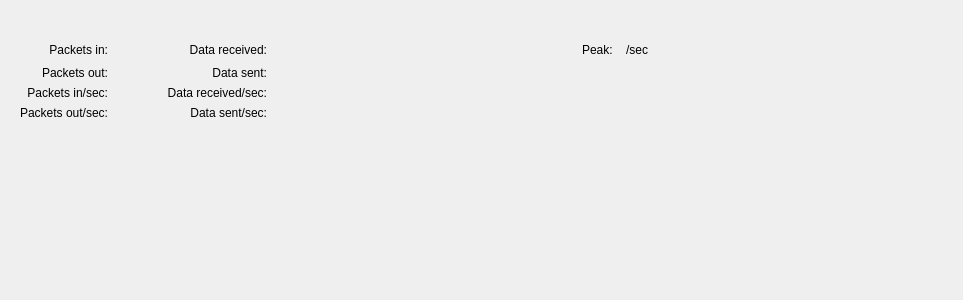
helloSystem/Utilities, file Under Construction/Activity Monitor.app/Resources/activity_monitor/ui/tab_network.ui: the form before one commit.
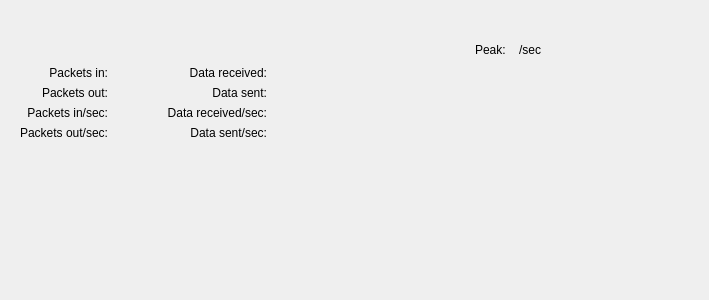
The form after the commit. Custom widgets are drawn as their Qt base class.

The edit to the form file:
```diff
--- a/Under Construction/Activity Monitor.app/Resources/activity_monitor/ui/tab_network.ui
+++ b/Under Construction/Activity Monitor.app/Resources/activity_monitor/ui/tab_network.ui
@@ -6,7 +6,7 @@
             <rect>
                 <x>0</x>
                 <y>0</y>
-                <width>963</width>
+                <width>709</width>
                 <height>300</height>
             </rect>
         </property>
@@ -61,11 +61,24 @@
                             <property name="rightMargin">
                                 <number>20</number>
                             </property>
-                            <item row="0" column="6" colspan="2">
+                            <item row="0" column="7">
                                 <layout class="QHBoxLayout" name="hobxbandwidh">
                                     <property name="spacing">
                                         <number>0</number>
                                     </property>
+                                    <item>
+                                        <spacer name="horizontalSpacer_2">
+                                            <property name="orientation">
+                                                <enum>Qt::Horizontal</enum>
+                                            </property>
+                                            <property name="sizeHint" stdset="0">
+                                                <size>
+                                                    <width>0</width>
+                                                    <height>0</height>
+                                                </size>
+                                            </property>
+                                        </spacer>
+                                    </item>
                                     <item alignment="Qt::AlignRight|Qt::AlignVCenter">
                                         <widget class="QLabel" name="label_bandwidth">
                                             <property name="text">
@@ -103,9 +116,22 @@
                                             </property>
                                         </widget>
                                     </item>
+                                    <item>
+                                        <spacer name="horizontalSpacer_3">
+                                            <property name="orientation">
+                                                <enum>Qt::Horizontal</enum>
+                                            </property>
+                                            <property name="sizeHint" stdset="0">
+                                                <size>
+                                                    <width>0</width>
+                                                    <height>0</height>
+                                                </size>
+                                            </property>
+                                        </spacer>
+                                    </item>
                                 </layout>
                             </item>
-                            <item row="0" column="1">
+                            <item row="1" column="1">
                                 <widget class="QLabel" name="label_packets_in_value">
                                     <property name="text">
                                         <string/>
@@ -115,7 +141,7 @@
                                     </property>
                                 </widget>
                             </item>
-                            <item row="3" column="0">
+                            <item row="4" column="0">
                                 <widget class="QLabel" name="label_packets_out_sec">
                                     <property name="text">
                                         <string>Packets out/sec:</string>
@@ -125,7 +151,7 @@
                                     </property>
                                 </widget>
                             </item>
-                            <item row="3" column="3">
+                            <item row="4" column="3">
                                 <widget class="QLabel" name="label_data_sent_sec">
                                     <property name="text">
                                         <string>Data sent/sec:</string>
@@ -135,7 +161,7 @@
                                     </property>
                                 </widget>
                             </item>
-                            <item row="2" column="4">
+                            <item row="3" column="4">
                                 <widget class="QLabel" name="label_data_received_sec_value">
                                     <property name="text">
                                         <string/>
@@ -145,7 +171,7 @@
                                     </property>
                                 </widget>
                             </item>
-                            <item row="0" column="0">
+                            <item row="1" column="0">
                                 <widget class="QLabel" name="label_packets_in">
                                     <property name="text">
                                         <string>Packets in:</string>
@@ -155,7 +181,7 @@
                                     </property>
                                 </widget>
                             </item>
-                            <item row="1" column="0">
+                            <item row="2" column="0">
                                 <widget class="QLabel" name="label_packets_out">
                                     <property name="text">
                                         <string>Packets out:</string>
@@ -165,7 +191,7 @@
                                     </property>
                                 </widget>
                             </item>
-                            <item row="0" column="4">
+                            <item row="1" column="4">
                                 <widget class="QLabel" name="label_data_received_value">
                                     <property name="text">
                                         <string/>
@@ -175,7 +201,7 @@
                                     </property>
                                 </widget>
                             </item>
-                            <item row="2" column="3">
+                            <item row="3" column="3">
                                 <widget class="QLabel" name="label_data_received_sec">
                                     <property name="text">
                                         <string>Data received/sec:</string>
@@ -185,7 +211,7 @@
                                     </property>
                                 </widget>
                             </item>
-                            <item row="4" column="0">
+                            <item row="5" column="0">
                                 <spacer name="verticalSpacer">
                                     <property name="orientation">
                                         <enum>Qt::Vertical</enum>
@@ -198,7 +224,7 @@
                                     </property>
                                 </spacer>
                             </item>
-                            <item row="3" column="4">
+                            <item row="4" column="4">
                                 <widget class="QLabel" name="label_data_sent_sec_value">
                                     <property name="text">
                                         <string/>
@@ -208,26 +234,10 @@
                                     </property>
                                 </widget>
                             </item>
-                            <item row="2" column="5" alignment="Qt::AlignLeft">
+                            <item row="3" column="6" alignment="Qt::AlignLeft">
                                 <widget class="ColorButton" name="color_picker_data_received_sec_value" native="true"/>
                             </item>
-                            <item row="0" column="2">
-                                <spacer name="horizontalSpacer">
-                                    <property name="orientation">
-                                        <enum>Qt::Horizontal</enum>
-                                    </property>
-                                    <property name="sizeType">
-                                        <enum>QSizePolicy::Preferred</enum>
-                                    </property>
-                                    <property name="sizeHint" stdset="0">
-                                        <size>
-                                            <width>40</width>
-                                            <height>20</height>
-                                        </size>
-                                    </property>
-                                </spacer>
-                            </item>
-                            <item row="1" column="4">
+                            <item row="2" column="4">
                                 <widget class="QLabel" name="label_data_sent_value">
                                     <property name="text">
                                         <string/>
@@ -237,7 +247,7 @@
                                     </property>
                                 </widget>
                             </item>
-                            <item row="2" column="0">
+                            <item row="3" column="0">
                                 <widget class="QLabel" name="label_packets_in_sec">
                                     <property name="text">
                                         <string>Packets in/sec:</string>
@@ -247,7 +257,7 @@
                                     </property>
                                 </widget>
                             </item>
-                            <item row="0" column="3">
+                            <item row="1" column="3">
                                 <widget class="QLabel" name="label_data_received">
                                     <property name="text">
                                         <string>Data received:</string>
@@ -257,7 +267,7 @@
                                     </property>
                                 </widget>
                             </item>
-                            <item row="1" column="3">
+                            <item row="2" column="3">
                                 <widget class="QLabel" name="label_data_sent">
                                     <property name="text">
                                         <string>Data sent:</string>
@@ -267,7 +277,7 @@
                                     </property>
                                 </widget>
                             </item>
-                            <item row="3" column="1">
+                            <item row="4" column="1">
                                 <widget class="QLabel" name="label_packets_out_sec_value">
                                     <property name="text">
                                         <string/>
@@ -277,33 +287,17 @@
                                     </property>
                                 </widget>
                             </item>
-                            <item row="0" column="5">
-                                <spacer name="horizontalSpacer_2">
-                                    <property name="orientation">
-                                        <enum>Qt::Horizontal</enum>
-                                    </property>
-                                    <property name="sizeType">
-                                        <enum>QSizePolicy::MinimumExpanding</enum>
-                                    </property>
-                                    <property name="sizeHint" stdset="0">
-                                        <size>
-                                            <width>0</width>
-                                            <height>20</height>
-                                        </size>
-                                    </property>
-                                </spacer>
-                            </item>
-                            <item row="1" column="1">
-                                <widget class="QLabel" name="label_packets_out_value">
-                                    <property name="text">
-                                        <string/>
-                                    </property>
-                                    <property name="alignment">
-                                        <set>Qt::AlignRight|Qt::AlignTrailing|Qt::AlignVCenter</set>
-                                    </property>
-                                </widget>
-                            </item>
                             <item row="2" column="1">
+                                <widget class="QLabel" name="label_packets_out_value">
+                                    <property name="text">
+                                        <string/>
+                                    </property>
+                                    <property name="alignment">
+                                        <set>Qt::AlignRight|Qt::AlignTrailing|Qt::AlignVCenter</set>
+                                    </property>
+                                </widget>
+                            </item>
+                            <item row="3" column="1">
                                 <widget class="QLabel" name="label_packets_in_sec_value">
                                     <property name="text">
                                         <string/>
@@ -313,14 +307,17 @@
                                     </property>
                                 </widget>
                             </item>
-                            <item row="3" column="5" alignment="Qt::AlignLeft">
+                            <item row="4" column="6" alignment="Qt::AlignLeft">
                                 <widget class="ColorButton" name="color_picker_data_sent_sec_value" native="true"/>
                             </item>
-                            <item row="0" column="8">
-                                <spacer name="horizontalSpacer_3">
+                            <item row="0" column="2">
+                                <spacer name="horizontalSpacer">
                                     <property name="orientation">
                                         <enum>Qt::Horizontal</enum>
                                     </property>
+                                    <property name="sizeType">
+                                        <enum>QSizePolicy::Preferred</enum>
+                                    </property>
                                     <property name="sizeHint" stdset="0">
                                         <size>
                                             <width>40</width>
@@ -329,9 +326,25 @@
                                     </property>
                                 </spacer>
                             </item>
-                            <item row="1" column="5" rowspan="3" colspan="4">
+                            <item row="1" column="7" rowspan="4" colspan="2">
                                 <widget class="QWidget" name="graph" native="true"/>
                             </item>
+                            <item row="0" column="6">
+                                <spacer name="horizontalSpacer_5">
+                                    <property name="orientation">
+                                        <enum>Qt::Horizontal</enum>
+                                    </property>
+                                    <property name="sizeType">
+                                        <enum>QSizePolicy::Preferred</enum>
+                                    </property>
+                                    <property name="sizeHint" stdset="0">
+                                        <size>
+                                            <width>40</width>
+                                            <height>20</height>
+                                        </size>
+                                    </property>
+                                </spacer>
+                            </item>
                         </layout>
                     </item>
                 </layout>
```
